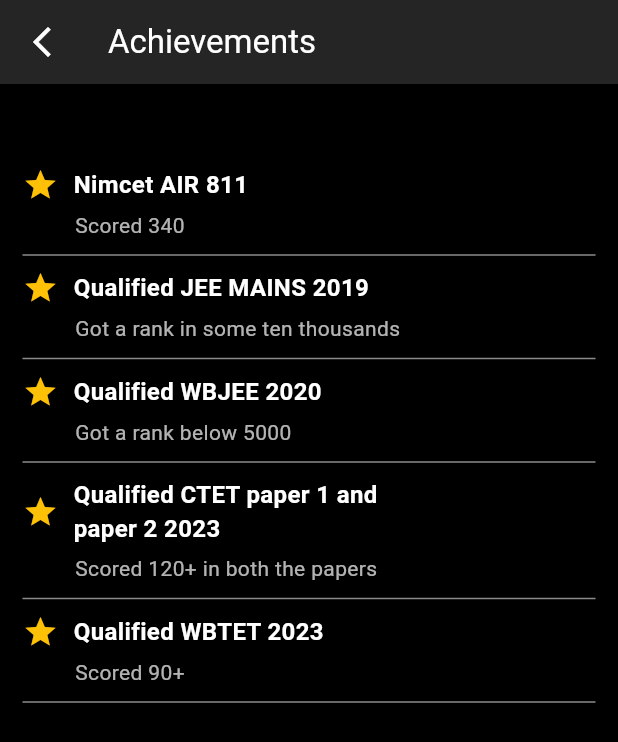
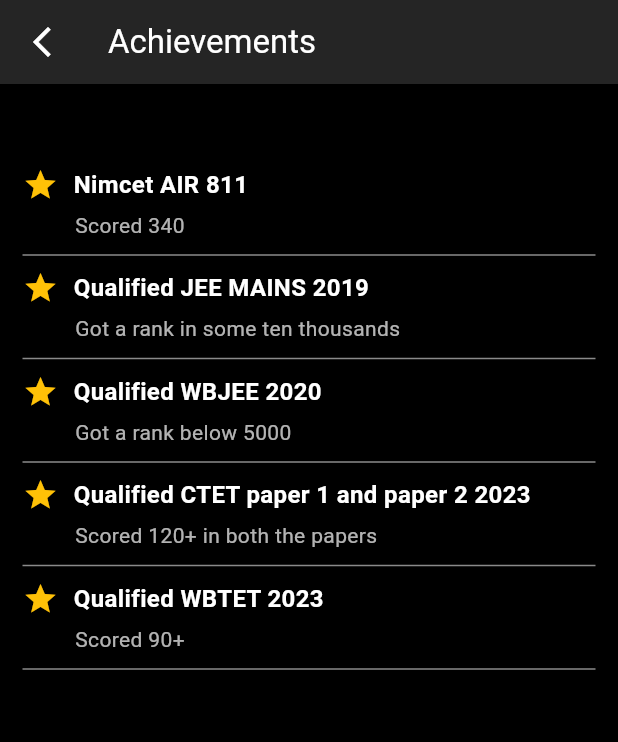
Before and after one commit to clandestine-612k/Portfolio, a Flutter app: the MyAchievements screen opened by its route, on a phone screen of 412 x 824 dp. Shown: the top 742 px of the screen. Run offline on Flutter 3.47's test engine with Material 3 defaults, Android fonts, the phone set to English and light mode, and no system bars; our stand-ins replace font_awesome_flutter, wtf_sliding_sheet.

Commit message:
Flow fixes

```diff
--- a/lib/achievements.dart
+++ b/lib/achievements.dart
@@ -12,7 +12,9 @@ class _MyAchievementsState extends State<MyAchievements> {
     return Column(
       crossAxisAlignment: CrossAxisAlignment.start,
       children: [
-        Row(
+        FittedBox(
+          fit: BoxFit.fitWidth,
+          child: Row(
             children: [
               Icon(
                 Icons.star,
@@ -28,6 +30,7 @@ class _MyAchievementsState extends State<MyAchievements> {
                 ),
               ),
             ],
+          ),
         ),
         Padding(
           padding: const EdgeInsets.only(left: 35.0, top: 5),
@@ -78,7 +81,7 @@ class _MyAchievementsState extends State<MyAchievements> {
             achievement(
                 "Qualified JEE MAINS 2019", "Got a rank in some ten thousands"),
             achievement("Qualified WBJEE 2020", "Got a rank below 5000"),
-            achievement("Qualified CTET paper 1 and \npaper 2 2023",
+            achievement("Qualified CTET paper 1 and paper 2 2023",
                 "Scored 120+ in both the papers"),
             achievement("Qualified WBTET 2023", "Scored 90+"),
           ],
```
Also changed, not shown: lib/certifications.dart (+5 -2 lines), lib/education.dart (+7 -3 lines), lib/projects.dart (+5 -2 lines), 1 other file. Lines whose indentation alone changed are shown as unchanged.
